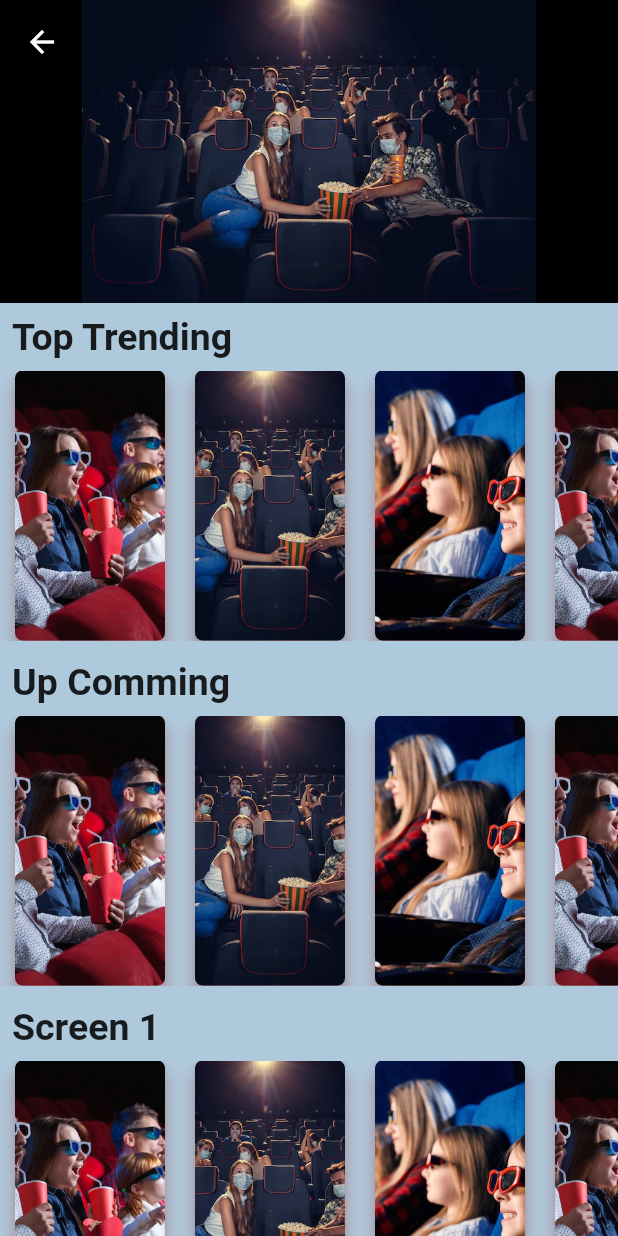
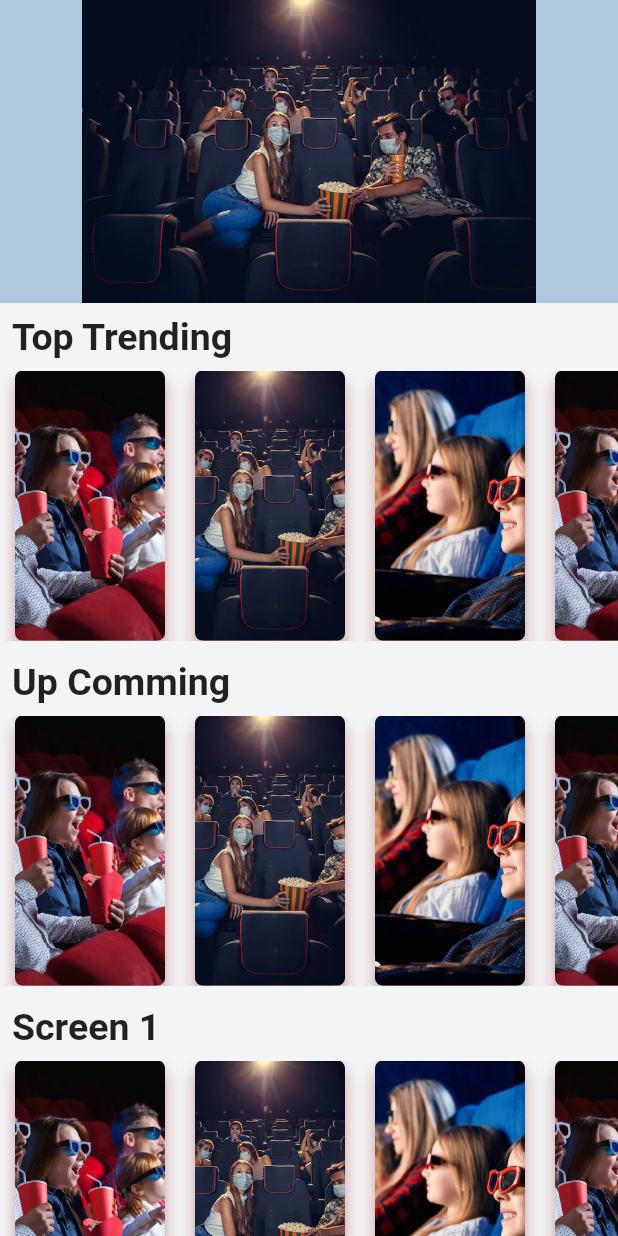
Before and after one commit to Abh1navAbhinav/MovieTicketBooking, a Flutter app: the HomePage screen opened directly, on a phone screen of 412 x 824 dp. Run offline on Flutter 3.47's test engine with Material 2 defaults, Android fonts, the phone set to English and light mode, and no system bars; drawn by our look-alikes of carousel_slider; our stand-ins replace get, google_fonts, pinput.

Commit message:
removed home autoimply leading , add future delayed in
login change mobile number.

```diff
--- a/lib/home/view/home_page.dart
+++ b/lib/home/view/home_page.dart
@@ -10,32 +10,27 @@ class HomePage extends GetView<HomeController> {
 
   @override
   Widget build(BuildContext context) {
-    return /* Scaffold(
-      backgroundColor: kColor1,
-      body: Column(
-        crossAxisAlignment: CrossAxisAlignment.start,
-        children: [
-          CarouselSliderWidget(),
-          const SizedBox(
-            height: 20,
-          ),
-          const HomePageHorizontalItems(),
-        ],
-      ),
-    ); */
-        Scaffold(
-      backgroundColor: kColor1,
+    return RefreshIndicator(
+      onRefresh: () async {
+        return controller.carouselItemImage.shuffle();
+      },
+      child: Scaffold(
+        backgroundColor: kColor2,
         body: CustomScrollView(
           slivers: [
             SliverAppBar(
+              automaticallyImplyLeading: false,
               expandedHeight: 202,
-            backgroundColor: Colors.black,
+              backgroundColor: kColor1,
               floating: true,
               shadowColor: Colors.blue,
-            pinned: false,
+              pinned: true,
               flexibleSpace: FlexibleSpaceBar(
                 background: CarouselSliderWidget(),
               ),
+              // title: const CupertinoSearchTextField(
+              //   backgroundColor: Colors.black,
+              // ),
             ),
             SliverToBoxAdapter(
               child: Column(
@@ -60,6 +55,7 @@ class HomePage extends GetView<HomeController> {
             ),
           ],
         ),
+      ),
     );
   }
 }
```
Also changed, not shown: lib/login/view/widgets/otp_registration.dart (+7 -2 lines). Lines whose indentation alone changed are shown as unchanged.
